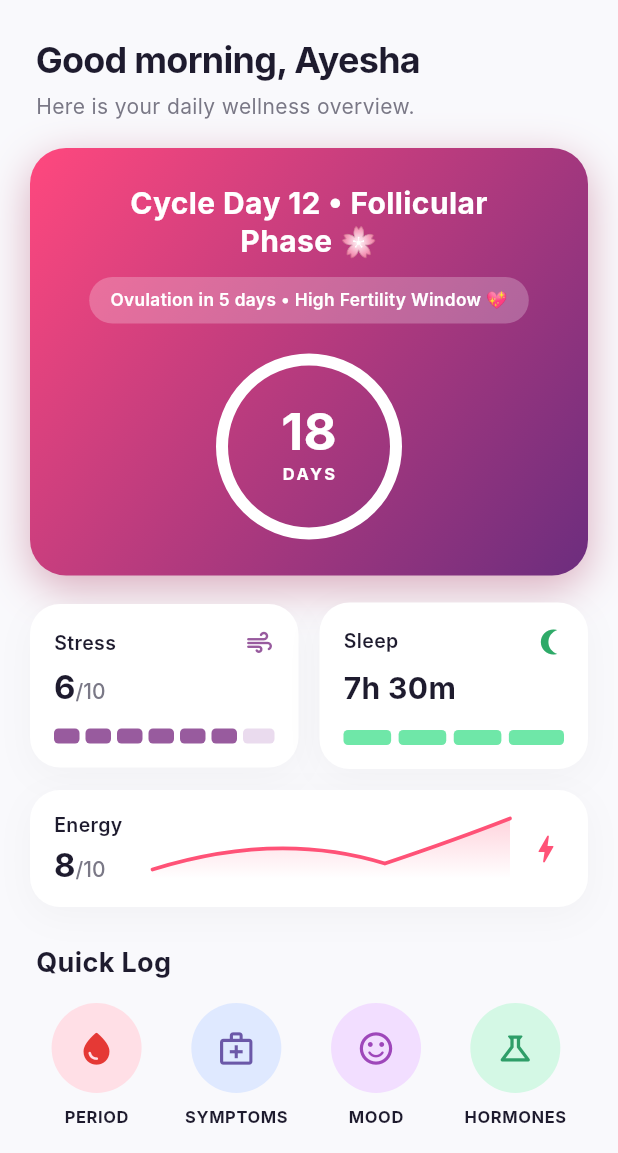
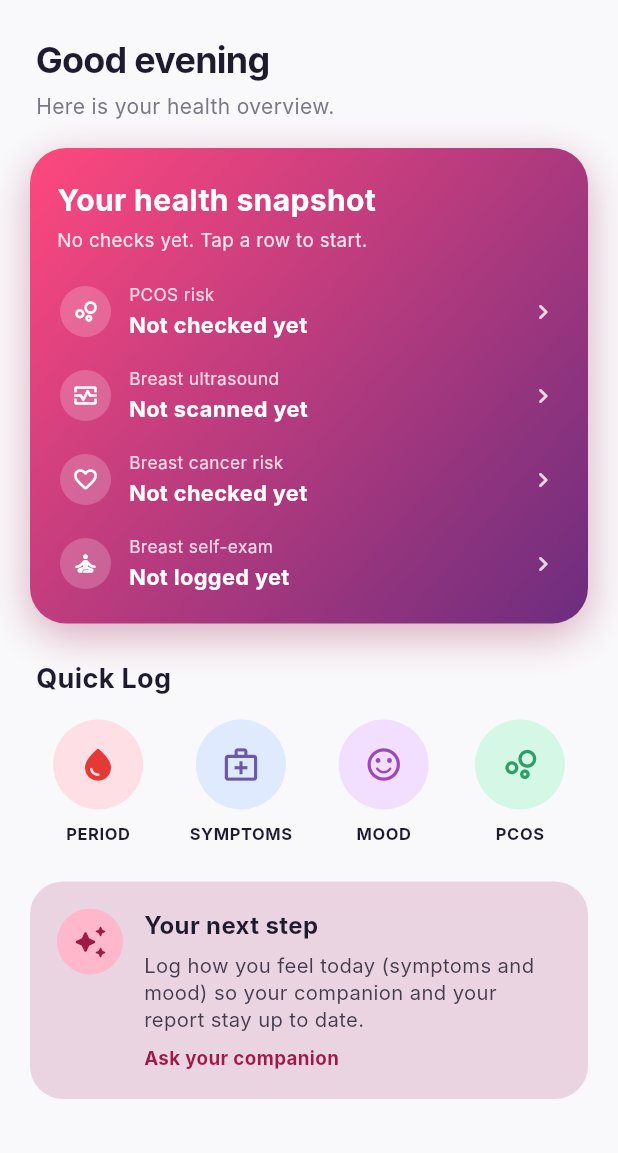
Before and after one commit to ammad-sajjad/Femora, a Flutter app: the HomeDashboardScreen screen opened directly, on a phone screen of 412 x 824 dp, the part 83-1236 px from its top. Run offline on Flutter 3.47's test engine with Material 3 defaults, Android fonts, the phone set to English and light mode, and no system bars; our stand-ins replace audioplayers, flutter_local_notifications, flutter_timezone, image_picker, pdf, printing and 2 more; missing offline and left inert: record; accounts and stored records are empty; Roboto replaces fonts that are missing (Inter).

Commit message:
Wire Home to the health store, catch heavy-bleeding wording in Roman Urdu, update report and tests
Co-authored-by: Ali Haider <285407809+ale-haider@users.noreply.github.com>

```diff
--- a/lib/screens/home_dashboard_screen.dart
+++ b/lib/screens/home_dashboard_screen.dart
@@ -1,16 +1,55 @@
 import 'package:flutter/material.dart';
 import 'package:provider/provider.dart';
+
+import '../models/health_store.dart';
 import '../models/models.dart';
+import '../models/self_exam.dart';
 import '../theme/app_theme.dart';
 import '../widgets/femora_header.dart';
-import '../widgets/cycle_ring_widget.dart';
-import '../widgets/metric_cards.dart';
 
+/// Home: everything here comes from what the user has actually done in the app (the on-device [HealthStore]).
 class HomeDashboardScreen extends StatelessWidget {
   const HomeDashboardScreen({super.key});
 
+  static String greeting(DateTime now) => now.hour < 12 ? 'Good morning' : (now.hour < 17 ? 'Good afternoon' : 'Good evening');
+
+  static String ago(DateTime date, DateTime now) {
+    final days = DateTime(now.year, now.month, now.day).difference(DateTime(date.year, date.month, date.day)).inDays;
+    if (days <= 0) return 'today';
+    if (days == 1) return 'yesterday';
+    return '$days days ago';
+  }
+
+  static String _cap(String s) => s.isEmpty ? s : s[0].toUpperCase() + s.substring(1);
+
+  /// One short, rule-based suggestion for what to do next. The most important thing comes first.
+  static String nextStep(HealthStore store, DateTime? lastExam, DateTime now) {
+    final risk = store.breastRisk;
+    if (risk != null && risk.redFlags.isNotEmpty) {
+      return 'You reported ${risk.redFlags.first.toLowerCase()}. Please arrange to see a doctor; your companion can help you prepare what to say.';
+    }
+    if (store.scan?.prediction == 'malignant') {
+      return 'Your ultrasound screening was flagged as suspicious. This is not a diagnosis, but please book a breast specialist visit.';
+    }
+    if (store.pcos?.level == 'high') {
+      return 'Your PCOS screening was high. A gynaecologist can confirm it; ask your companion what tests to expect.';
+    }
+    final today = DateTime(now.year, now.month, now.day);
+    final loggedToday = store.logs.any((l) => DateTime(l.date.year, l.date.month, l.date.day) == today);
+    if (!loggedToday) return 'Log how you feel today (symptoms and mood) so your companion and your report stay up to date.';
+    if (lastExam == null || now.difference(lastExam).inDays >= 30) return 'It is time for your monthly breast self-exam. The Breast tab has a step-by-step guide.';
+    if (store.pcos == null && store.breastRisk == null && store.scan == null) return 'Take a first check: PCOS risk or the breast questionnaire takes about two minutes.';
+    return 'You are all caught up. Ask your companion anything about your results.';
+  }
+
   @override
   Widget build(BuildContext context) {
+    final store = context.watch<HealthStore>();
+    final lastExam = context.watch<SelfExamState>().lastExam;
+    final now = context.read<AppState>().now();
+    final name = store.profile.firstName;
+    final done = [store.pcos != null, store.scan != null, store.breastRisk != null].where((d) => d).length;
+
     return Scaffold(
       backgroundColor: AppColors.background,
       body: SafeArea(
@@ -22,124 +61,27 @@ class HomeDashboardScreen extends StatelessWidget {
             children: [
               const FemoraHeader(),
               const SizedBox(height: 6),
-
-              // Greeting
               Padding(
                 padding: const EdgeInsets.symmetric(horizontal: 24.0),
                 child: Column(
                   crossAxisAlignment: CrossAxisAlignment.start,
-                  children: const [
+                  children: [
                     Text(
-                      'Good morning, Ayesha',
-                      style: TextStyle(
-                        fontFamily: 'Inter',
-                        fontSize: 24,
-                        fontWeight: FontWeight.w700,
-                        color: AppColors.textDark,
-                        letterSpacing: -0.5,
+                      name.isEmpty ? greeting(now) : '${greeting(now)}, $name',
+                      key: const Key('home_greeting'),
+                      style: const TextStyle(fontFamily: 'Inter', fontSize: 24, fontWeight: FontWeight.w700, color: AppColors.textDark, letterSpacing: -0.5),
                     ),
-                    ),
-                    SizedBox(height: 4),
-                    Text(
-                      'Here is your daily wellness overview.',
-                      style: TextStyle(
-                        fontFamily: 'Inter',
-                        fontSize: 14,
-                        color: AppColors.textMuted,
-                      ),
-                    ),
+                    const SizedBox(height: 4),
+                    const Text('Here is your health overview.', style: TextStyle(fontFamily: 'Inter', fontSize: 14, color: AppColors.textMuted)),
                   ],
                 ),
               ),
               const SizedBox(height: 18),
-
-              // Hero Gradient Card
-              Padding(
-                padding: const EdgeInsets.symmetric(horizontal: 20.0),
-                child: Container(
-                  width: double.infinity,
-                  padding: const EdgeInsets.symmetric(vertical: 24, horizontal: 16),
-                  decoration: BoxDecoration(
-                    gradient: AppColors.heroGradient,
-                    borderRadius: BorderRadius.circular(24),
-                    boxShadow: [
-                      BoxShadow(
-                        color: AppColors.primaryBerry.withOpacity(0.35),
-                        blurRadius: 24,
-                        spreadRadius: 0,
-                        offset: const Offset(0, 8),
-                      ),
-                    ],
-                  ),
-                  child: Column(
-                    children: [
-                      const Text(
-                        'Cycle Day 12 • Follicular\nPhase 🌸',
-                        textAlign: TextAlign.center,
-                        style: TextStyle(
-                          fontFamily: 'Inter',
-                          fontSize: 20,
-                          fontWeight: FontWeight.w700,
-                          color: Colors.white,
-                          height: 1.25,
-                        ),
-                      ),
-                      const SizedBox(height: 12),
-                      Container(
-                        padding: const EdgeInsets.symmetric(horizontal: 14, vertical: 7),
-                        decoration: BoxDecoration(
-                          color: Colors.white.withOpacity(0.24),
-                          borderRadius: BorderRadius.circular(20),
-                        ),
-                        child: const Text(
-                          'Ovulation in 5 days • High Fertility Window 💖',
-                          style: TextStyle(
-                            fontFamily: 'Inter',
-                            fontSize: 11.5,
-                            fontWeight: FontWeight.w600,
-                            color: Colors.white,
-                          ),
-                        ),
-                      ),
-                      const SizedBox(height: 20),
-                      const CycleRingWidget(days: '18', label: 'DAYS'),
-                    ],
-                  ),
-                ),
-              ),
-              const SizedBox(height: 18),
-
-              // Metrics Section
-              Padding(
-                padding: const EdgeInsets.symmetric(horizontal: 20.0),
-                child: Column(
-                  children: [
-                    Row(
-                      children: const [
-                        Expanded(child: StressMetricCard()),
-                        SizedBox(width: 14),
-                        Expanded(child: SleepMetricCard()),
-                      ],
-                    ),
-                    const SizedBox(height: 14),
-                    const EnergyMetricCard(),
-                  ],
-                ),
-              ),
+              _snapshotCard(context, store, lastExam, now, done),
               const SizedBox(height: 24),
-
-              // Quick Log Section
-              Padding(
-                padding: const EdgeInsets.symmetric(horizontal: 24.0),
-                child: const Text(
-                  'Quick Log',
-                  style: TextStyle(
-                    fontFamily: 'Inter',
-                    fontSize: 18,
-                    fontWeight: FontWeight.w700,
-                    color: AppColors.textDark,
-                  ),
-                ),
+              const Padding(
+                padding: EdgeInsets.symmetric(horizontal: 24.0),
+                child: Text('Quick Log', style: TextStyle(fontFamily: 'Inter', fontSize: 18, fontWeight: FontWeight.w700, color: AppColors.textDark)),
               ),
               const SizedBox(height: 14),
               Padding(
@@ -147,105 +89,122 @@ class HomeDashboardScreen extends StatelessWidget {
                 child: Row(
                   mainAxisAlignment: MainAxisAlignment.spaceAround,
                   children: [
-                    _buildQuickLogItem(
-                      context,
-                      icon: Icons.water_drop_rounded,
-                      iconColor: const Color(0xFFE53935),
-                      bgColor: AppColors.quickLogPeriod,
-                      label: 'PERIOD',
-                      onTap: () {
-                        context.read<AppState>().setTab(1); // switch to logger
-                      },
-                    ),
-                    _buildQuickLogItem(
-                      context,
-                      icon: Icons.medical_services_outlined,
-                      iconColor: const Color(0xFF6B58A8),
-                      bgColor: AppColors.quickLogSymptoms,
-                      label: 'SYMPTOMS',
-                      onTap: () {
-                        context.read<AppState>().setTab(1); // switch to logger
-                      },
-                    ),
-                    _buildQuickLogItem(
-                      context,
-                      icon: Icons.sentiment_satisfied_alt_rounded,
-                      iconColor: const Color(0xFF9E47BA),
-                      bgColor: AppColors.quickLogMood,
-                      label: 'MOOD',
-                      onTap: () {
-                        context.read<AppState>().setTab(1);
-                      },
-                    ),
-                    _buildQuickLogItem(
-                      context,
-                      icon: Icons.science_outlined,
-                      iconColor: const Color(0xFF2E9E68),
-                      bgColor: AppColors.quickLogHormones,
-                      label: 'HORMONES',
-                      onTap: () {
-                        context.read<AppState>().setTab(2); // switch to PCOS/hormone trends
-                      },
-                    ),
+                    _quickLogItem(context, icon: Icons.water_drop_rounded, iconColor: const Color(0xFFE53935), bgColor: AppColors.quickLogPeriod, label: 'PERIOD', tab: 1),
+                    _quickLogItem(context, icon: Icons.medical_services_outlined, iconColor: const Color(0xFF6B58A8), bgColor: AppColors.quickLogSymptoms, label: 'SYMPTOMS', tab: 1),
+                    _quickLogItem(context, icon: Icons.sentiment_satisfied_alt_rounded, iconColor: const Color(0xFF9E47BA), bgColor: AppColors.quickLogMood, label: 'MOOD', tab: 1),
+                    _quickLogItem(context, icon: Icons.bubble_chart_outlined, iconColor: const Color(0xFF2E9E68), bgColor: AppColors.quickLogHormones, label: 'PCOS', tab: 2),
                   ],
                 ),
               ),
               const SizedBox(height: 24),
+              _nextStepCard(context, nextStep(store, lastExam, now)),
+            ],
+          ),
+        ),
+      ),
+    );
+  }
 
-              // Daily AI Insight Card
-              Padding(
+  Widget _snapshotCard(BuildContext context, HealthStore store, DateTime? lastExam, DateTime now, int done) {
+    final pcos = store.pcos;
+    final scan = store.scan;
+    final risk = store.breastRisk;
+    return Padding(
       padding: const EdgeInsets.symmetric(horizontal: 20.0),
       child: Container(
+        width: double.infinity,
+        padding: const EdgeInsets.fromLTRB(18, 20, 18, 12),
+        decoration: BoxDecoration(
+          gradient: AppColors.heroGradient,
+          borderRadius: BorderRadius.circular(24),
+          boxShadow: [BoxShadow(color: AppColors.primaryBerry.withValues(alpha: 0.35), blurRadius: 24, offset: const Offset(0, 8))],
+        ),
+        child: Column(
+          crossAxisAlignment: CrossAxisAlignment.start,
+          children: [
+            const Text('Your health snapshot', style: TextStyle(fontFamily: 'Inter', fontSize: 20, fontWeight: FontWeight.w700, color: Colors.white)),
+            const SizedBox(height: 4),
+            Text(
+              done == 0 ? 'No checks yet. Tap a row to start.' : '$done of 3 checks done',
+              key: const Key('home_progress'),
+              style: TextStyle(fontFamily: 'Inter', fontSize: 12.5, color: Colors.white.withValues(alpha: 0.85)),
+            ),
+            const SizedBox(height: 10),
+            _row(context, const Key('home_pcos'), Icons.bubble_chart_outlined, 'PCOS risk', pcos == null ? 'Not checked yet' : '${_cap(pcos.level)} · ${pcos.percent}%', pcos == null ? null : ago(pcos.date, now), 2),
+            _row(context, const Key('home_scan'), Icons.monitor_heart_outlined, 'Breast ultrasound', scan == null ? 'Not scanned yet' : '${scan.title} · ${(scan.confidence * 100).round()}%', scan == null ? null : ago(scan.date, now), 3),
+            _row(context, const Key('home_risk'), Icons.favorite_border_rounded, 'Breast cancer risk', risk == null ? 'Not checked yet' : '${_cap(risk.level)} · ${risk.relativeRisk.toStringAsFixed(2)}× average', risk == null ? null : ago(risk.date, now), 3),
+            _row(context, const Key('home_exam'), Icons.self_improvement_rounded, 'Breast self-exam', lastExam == null ? 'Not logged yet' : ago(lastExam, now)[0].toUpperCase() + ago(lastExam, now).substring(1), null, 3),
+          ],
+        ),
+      ),
+    );
+  }
+
+  Widget _row(BuildContext context, Key key, IconData icon, String label, String value, String? when, int tab) {
+    return InkWell(
+      key: key,
+      borderRadius: BorderRadius.circular(14),
+      onTap: () => context.read<AppState>().setTab(tab),
+      child: Padding(
+        padding: const EdgeInsets.symmetric(vertical: 9, horizontal: 2),
+        child: Row(
+          children: [
+            Container(
+              width: 34,
+              height: 34,
+              decoration: BoxDecoration(color: Colors.white.withValues(alpha: 0.2), shape: BoxShape.circle),
+              child: Icon(icon, color: Colors.white, size: 18),
+            ),
+            const SizedBox(width: 12),
+            Expanded(
+              child: Column(
+                crossAxisAlignment: CrossAxisAlignment.start,
+                children: [
+                  Text(label, style: TextStyle(fontFamily: 'Inter', fontSize: 11.5, color: Colors.white.withValues(alpha: 0.8))),
+                  const SizedBox(height: 1),
+                  Text(value, style: const TextStyle(fontFamily: 'Inter', fontSize: 14.5, fontWeight: FontWeight.w700, color: Colors.white)),
+                ],
+              ),
+            ),
+            if (when != null) Text(when, style: TextStyle(fontFamily: 'Inter', fontSize: 11.5, color: Colors.white.withValues(alpha: 0.8))),
+            const SizedBox(width: 4),
+            Icon(Icons.chevron_right_rounded, color: Colors.white.withValues(alpha: 0.8), size: 20),
+          ],
+        ),
+      ),
+    );
+  }
+
+  Widget _nextStepCard(BuildContext context, String text) {
+    return Padding(
+      padding: const EdgeInsets.symmetric(horizontal: 20.0),
+      child: InkWell(
+        key: const Key('home_next_step'),
+        borderRadius: BorderRadius.circular(22),
+        onTap: () => context.read<AppState>().setTab(4),
+        child: Container(
           padding: const EdgeInsets.all(18),
-                  decoration: BoxDecoration(
-                    color: AppColors.aiInsightBg,
-                    borderRadius: BorderRadius.circular(22),
-                  ),
+          decoration: BoxDecoration(color: AppColors.aiInsightBg, borderRadius: BorderRadius.circular(22)),
           child: Row(
             crossAxisAlignment: CrossAxisAlignment.start,
             children: [
               Container(
                 width: 44,
                 height: 44,
-                        decoration: const BoxDecoration(
-                          color: Color(0xFFFFB7CB),
-                          shape: BoxShape.circle,
-                        ),
-                        child: const Icon(
-                          Icons.auto_awesome_rounded,
-                          color: AppColors.primaryBerry,
-                          size: 24,
-                        ),
+                decoration: const BoxDecoration(color: Color(0xFFFFB7CB), shape: BoxShape.circle),
+                child: const Icon(Icons.auto_awesome_rounded, color: AppColors.primaryBerry, size: 24),
               ),
               const SizedBox(width: 14),
               Expanded(
                 child: Column(
                   crossAxisAlignment: CrossAxisAlignment.start,
-                          children: const [
-                            Text(
-                              'Daily AI Insight',
-                              style: TextStyle(
-                                fontFamily: 'Inter',
-                                fontSize: 16,
-                                fontWeight: FontWeight.w700,
-                                color: AppColors.textDark,
-                              ),
-                            ),
-                            SizedBox(height: 6),
-                            Text(
-                              'Your estrogen is rising. Great time for exercise and focus.',
-                              style: TextStyle(
-                                fontFamily: 'Inter',
-                                fontSize: 13.5,
-                                color: Color(0xFF423B4E),
-                                height: 1.35,
-                              ),
-                            ),
+                  children: [
+                    const Text('Your next step', style: TextStyle(fontFamily: 'Inter', fontSize: 16, fontWeight: FontWeight.w700, color: AppColors.textDark)),
+                    const SizedBox(height: 6),
+                    Text(text, style: const TextStyle(fontFamily: 'Inter', fontSize: 13.5, color: Color(0xFF423B4E), height: 1.35)),
+                    const SizedBox(height: 8),
+                    const Text('Ask your companion', style: TextStyle(fontFamily: 'Inter', fontSize: 12.5, fontWeight: FontWeight.w700, color: AppColors.primaryBerry)),
                   ],
-                        ),
-                      ),
-                    ],
-                  ),
                 ),
               ),
             ],
@@ -255,42 +214,14 @@ class HomeDashboardScreen extends StatelessWidget {
     );
   }
 
-  Widget _buildQuickLogItem(
-    BuildContext context, {
-    required IconData icon,
-    required Color iconColor,
-    required Color bgColor,
-    required String label,
-    required VoidCallback onTap,
-  }) {
+  Widget _quickLogItem(BuildContext context, {required IconData icon, required Color iconColor, required Color bgColor, required String label, required int tab}) {
     return GestureDetector(
-      onTap: onTap,
+      onTap: () => context.read<AppState>().setTab(tab),
       child: Column(
         children: [
-          Container(
-            width: 60,
-            height: 60,
-            decoration: BoxDecoration(
-              color: bgColor,
-              shape: BoxShape.circle,
-            ),
-            child: Icon(
-              icon,
-              color: iconColor,
-              size: 26,
-            ),
-          ),
+          Container(width: 60, height: 60, decoration: BoxDecoration(color: bgColor, shape: BoxShape.circle), child: Icon(icon, color: iconColor, size: 26)),
           const SizedBox(height: 8),
-          Text(
-            label,
-            style: const TextStyle(
-              fontFamily: 'Inter',
-              fontSize: 11,
-              fontWeight: FontWeight.w700,
-              color: AppColors.textDark,
-              letterSpacing: 0.4,
-            ),
-          ),
+          Text(label, style: const TextStyle(fontFamily: 'Inter', fontSize: 11, fontWeight: FontWeight.w700, color: AppColors.textDark, letterSpacing: 0.4)),
         ],
       ),
     );
```
Also changed, not shown: 6 other files. Lines whose indentation alone changed are shown as unchanged.
